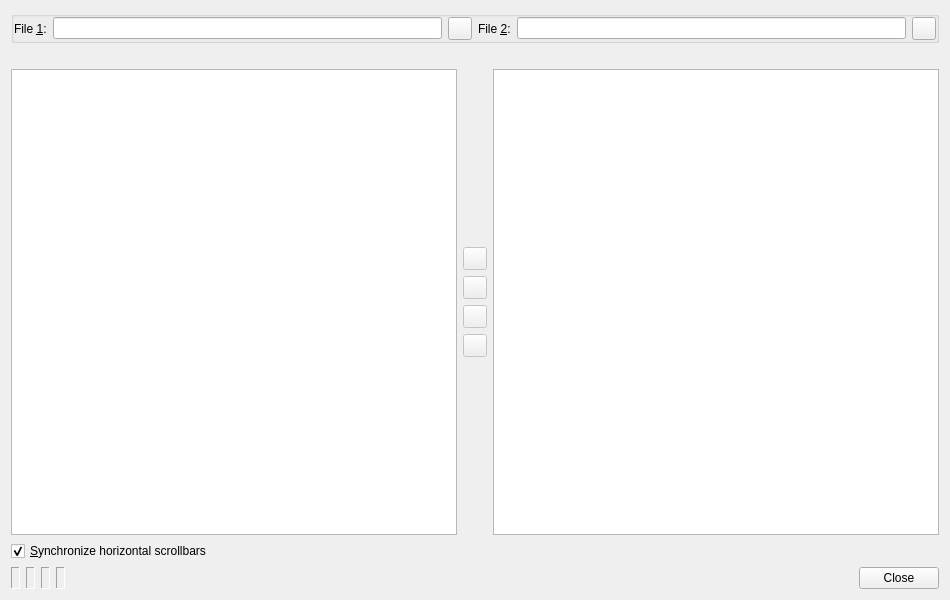
Qt form UI/CompareDialog.ui (testmana2/test) before a commit.
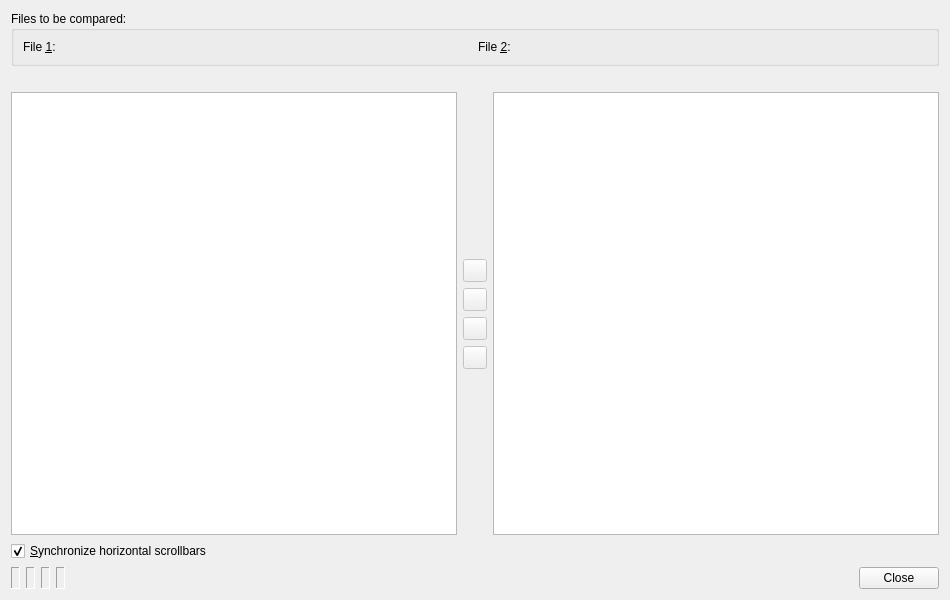
The same form after that commit. Custom widgets are drawn as their Qt base class.

Commit message: Modified more dialogs to use the path picker widgets.

```diff
--- a/UI/CompareDialog.ui
+++ b/UI/CompareDialog.ui
@@ -17,72 +17,64 @@
    <item>
     <widget class="QGroupBox" name="filesGroup">
      <property name="title">
-      <string/>
+      <string>Files to be compared:</string>
      </property>
      <property name="flat">
       <bool>true</bool>
      </property>
-     <layout class="QHBoxLayout" name="horizontalLayout_3">
-      <property name="leftMargin">
-       <number>0</number>
-      </property>
-      <property name="topMargin">
-       <number>0</number>
-      </property>
-      <property name="rightMargin">
-       <number>0</number>
-      </property>
-      <property name="bottomMargin">
-       <number>0</number>
-      </property>
+     <layout class="QHBoxLayout" name="horizontalLayout_2">
       <item>
        <widget class="QLabel" name="textLabel1">
         <property name="text">
          <string>File &amp;1:</string>
         </property>
         <property name="buddy">
-         <cstring>file1Edit</cstring>
+         <cstring>file1Picker</cstring>
         </property>
        </widget>
       </item>
       <item>
-       <widget class="QLineEdit" name="file1Edit">
+       <widget class="E5PathPicker" name="file1Picker" native="true">
+        <property name="sizePolicy">
+         <sizepolicy hsizetype="Expanding" vsizetype="Preferred">
+          <horstretch>0</horstretch>
+          <verstretch>0</verstretch>
+         </sizepolicy>
+        </property>
+        <property name="focusPolicy">
+         <enum>Qt::StrongFocus</enum>
+        </property>
         <property name="toolTip">
          <string>Enter the name of the first file</string>
         </property>
        </widget>
       </item>
-      <item>
-       <widget class="QToolButton" name="file1Button">
-        <property name="toolTip">
-         <string>Press to select the file via a file selection dialog</string>
-        </property>
-       </widget>
-      </item>
       <item>
        <widget class="QLabel" name="textLabel2">
         <property name="text">
          <string>File &amp;2:</string>
         </property>
         <property name="buddy">
-         <cstring>file1Edit</cstring>
+         <cstring>file2Picker</cstring>
         </property>
        </widget>
       </item>
       <item>
-       <widget class="QLineEdit" name="file2Edit">
+       <widget class="E5PathPicker" name="file2Picker" native="true">
+        <property name="sizePolicy">
+         <sizepolicy hsizetype="Expanding" vsizetype="Preferred">
+          <horstretch>0</horstretch>
+          <verstretch>0</verstretch>
+         </sizepolicy>
+        </property>
+        <property name="focusPolicy">
+         <enum>Qt::StrongFocus</enum>
+        </property>
         <property name="toolTip">
          <string>Enter the name of the second file</string>
         </property>
        </widget>
       </item>
-      <item>
-       <widget class="QToolButton" name="file2Button">
-        <property name="toolTip">
-         <string>Press to select the file via a file selection dialog</string>
-        </property>
-       </widget>
-      </item>
      </layout>
     </widget>
    </item>
@@ -290,6 +282,14 @@
    </item>
   </layout>
  </widget>
+ <customwidgets>
+  <customwidget>
+   <class>E5PathPicker</class>
+   <extends>QWidget</extends>
+   <header>E5Gui/E5PathPicker.h</header>
+   <container>1</container>
+  </customwidget>
+ </customwidgets>
  <tabstops>
   <tabstop>file1Edit</tabstop>
   <tabstop>file1Button</tabstop>
```
Left out of the diff: 8 changed lines with no effect on the pictures. The commit also changes 14 other files.
